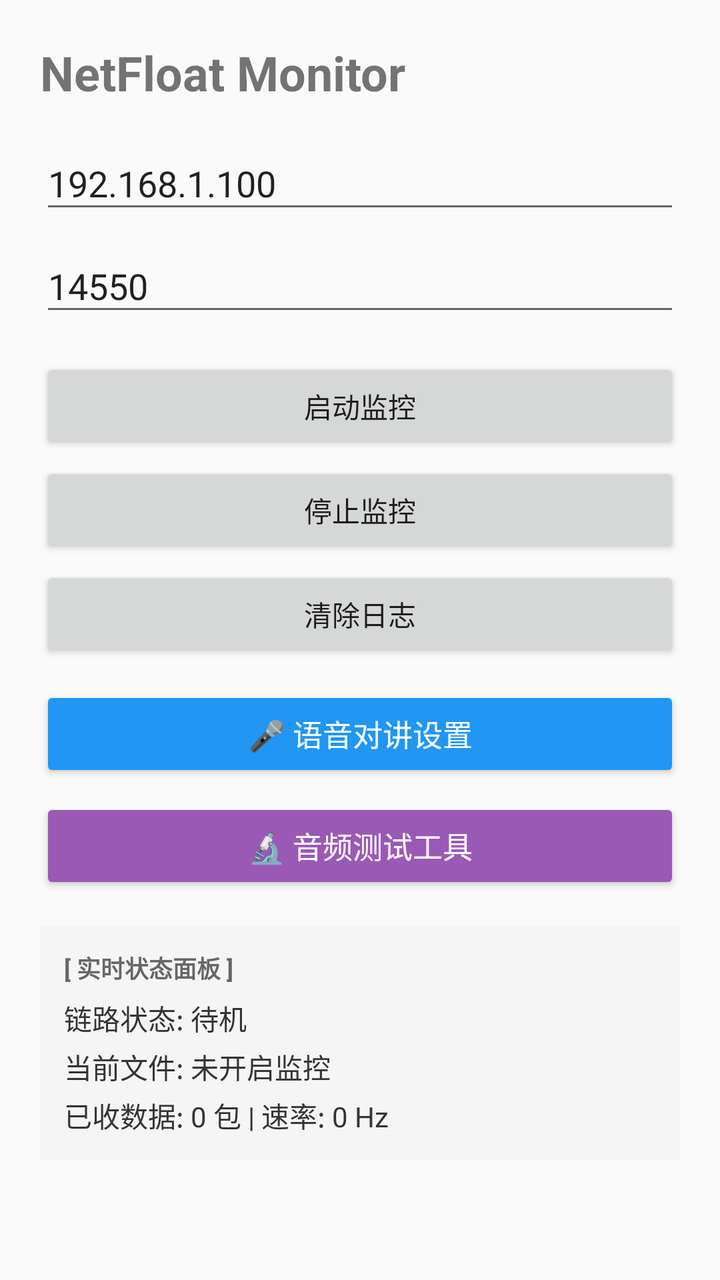
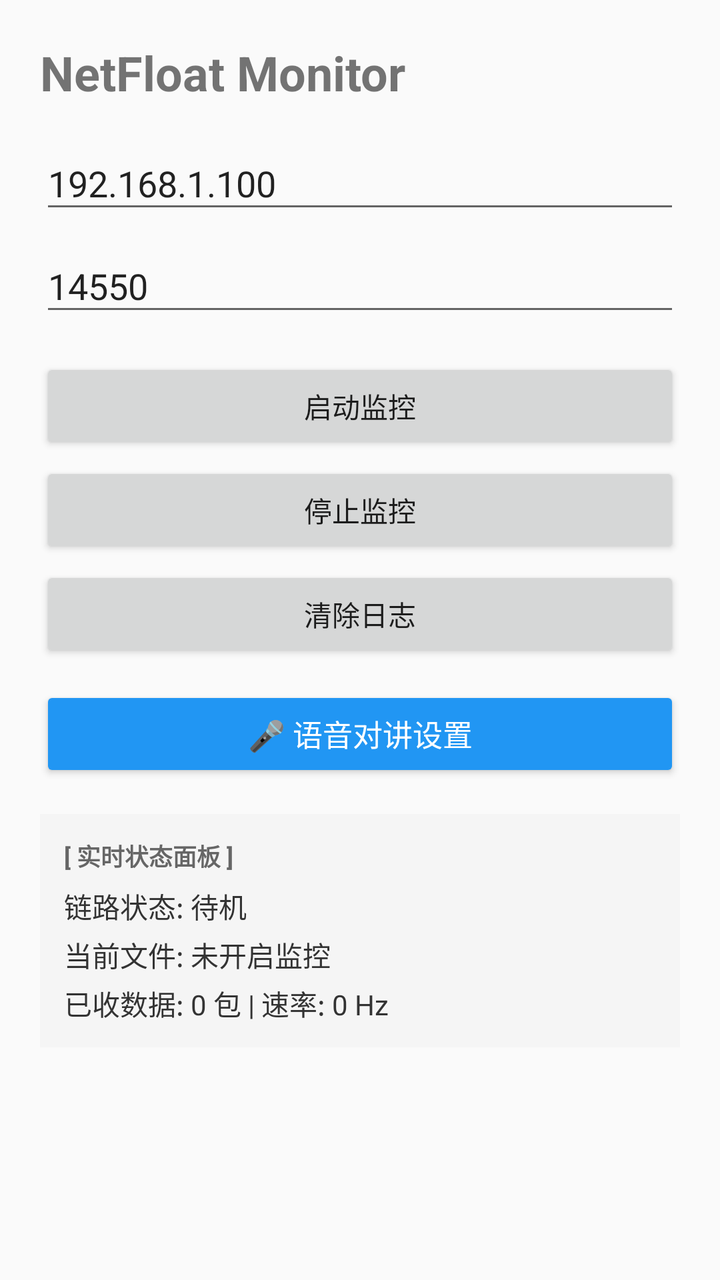

Screens rendered from an Android XML layout before and after an edit, with the pre-edit source and the edit as a unified diff.
<!-- AndroidManifest.xml: application theme AppTheme -->
<!-- res/layout/activity_main.xml -->
<?xml version="1.0" encoding="utf-8"?>
<LinearLayout 
    xmlns:android="http://schemas.android.com/apk/res/android"
    android:layout_width="match_parent"
    android:layout_height="match_parent"
    android:orientation="vertical"
    android:padding="20dp">

    <TextView
        android:layout_width="wrap_content"
        android:layout_height="wrap_content"
        android:text="NetFloat Monitor"
        android:textStyle="bold"
        android:textSize="24sp" />

    <EditText
        android:id="@+id/editIp"
        android:layout_width="match_parent"
        android:layout_height="wrap_content"
        android:layout_marginTop="16dp"
        android:hint="目标IP"
        android:text="192.168.1.100" />

    <EditText
        android:id="@+id/editPort"
        android:layout_width="match_parent"
        android:layout_height="wrap_content"
        android:layout_marginTop="8dp"
        android:hint="UDP端口"
        android:inputType="number"
        android:text="14550" />

    <Button
        android:id="@+id/startBtn"
        android:layout_width="match_parent"
        android:layout_height="wrap_content"
        android:layout_marginTop="16dp"
        android:text="启动监控" />

    <Button
        android:id="@+id/stopBtn"
        android:layout_width="match_parent"
        android:layout_height="wrap_content"
        android:layout_marginTop="4dp"
        android:text="停止监控" />

    <Button
        android:id="@+id/clearBtn"
        android:layout_width="match_parent"
        android:layout_height="wrap_content"
        android:layout_marginTop="4dp"
        android:text="清除日志" />

    
    <Button
        android:id="@+id/btnVoiceSettings"
        android:layout_width="match_parent"
        android:layout_height="wrap_content"
        android:layout_marginTop="12dp"
        android:text="🎤 语音对讲设置"
        android:textSize="15sp"
        android:backgroundTint="#2196F3"
        android:textColor="#FFFFFF" />

    
    <Button
        android:id="@+id/btnAudioTest"
        android:layout_width="match_parent"
        android:layout_height="wrap_content"
        android:layout_marginTop="8dp"
        android:text="🔬 音频测试工具"
        android:textSize="15sp"
        android:backgroundTint="#9B59B6"
        android:textColor="#FFFFFF" />

    
    <LinearLayout
        android:layout_width="match_parent"
        android:layout_height="wrap_content"
        android:layout_marginTop="16dp"
        android:orientation="vertical"
        android:background="#F5F5F5"
        android:padding="12dp">

        <TextView
            android:layout_width="wrap_content"
            android:layout_height="wrap_content"
            android:text="[ 实时状态面板 ]"
            android:textStyle="bold"
            android:textColor="#666666"
            android:textSize="12sp" />

        <TextView
            android:id="@+id/tvStatusInfo"
            android:layout_width="match_parent"
            android:layout_height="wrap_content"
            android:layout_marginTop="6dp"
            android:textColor="#333333"
            android:textSize="14sp"
            android:lineSpacingMultiplier="1.2"
            android:text="链路状态: 待机\n当前文件: 未开启监控\n已收数据: 0 包 | 速率: 0 Hz" />
    </LinearLayout>

    <TextView
        android:id="@+id/logPath"
        android:layout_width="match_parent"
        android:layout_height="wrap_content"
        android:layout_marginTop="16dp"
        android:textColor="#888888"
        android:textSize="12sp" />

</LinearLayout>
<!-- resources referenced by this layout -->
<resources>
  <style name="AppTheme" parent="Theme.AppCompat.Light.NoActionBar">
  
  </style>
</resources>

<!-- the commit's change to res/layout/activity_main.xml (unified diff, before → after) -->
@@ -63,17 +63,6 @@
         android:textColor="#FFFFFF" />
 
     
-    <Button
-        android:id="@+id/btnAudioTest"
-        android:layout_width="match_parent"
-        android:layout_height="wrap_content"
-        android:layout_marginTop="8dp"
-        android:text="🔬 音频测试工具"
-        android:textSize="15sp"
-        android:backgroundTint="#9B59B6"
-        android:textColor="#FFFFFF" />
-
-    
     <LinearLayout
         android:layout_width="match_parent"
         android:layout_height="wrap_content"
